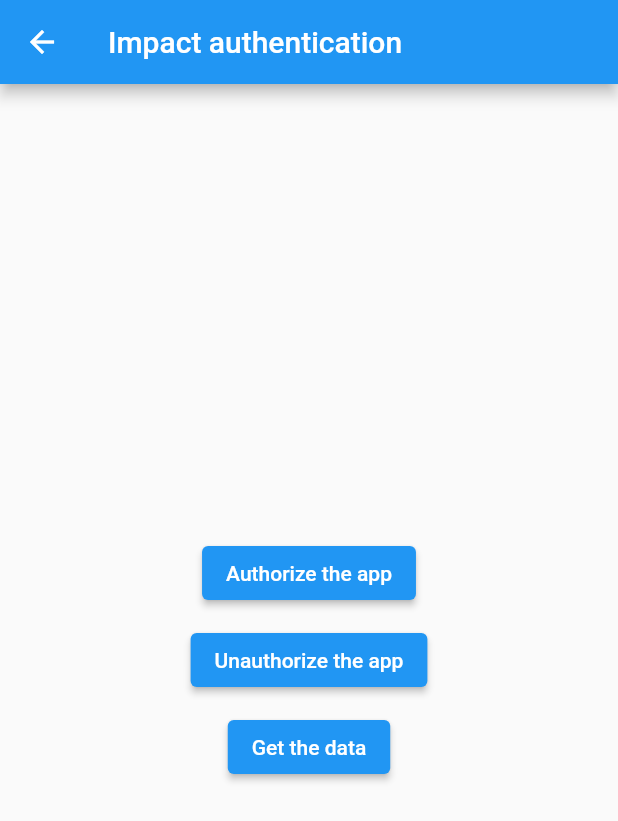
After one commit to MarichenK/Biomedical-Technologies, a Flutter app: the AuthImpact screen opened directly, after a tap on "Get the data", on a phone screen of 412 x 824 dp. The commit adds this screen. Shown: the top 821 px of the screen. Run offline on Flutter 3.47's test engine with Material 2 defaults, Android fonts, the phone set to English and light mode, and no system bars; our stand-ins replace dio, fl_chart, floor, flutter_login, google_nav_bar, jwt_decoder and 2 more; accounts and stored records are empty; generated files the repository leaves out were written again; network calls fail.

Commit message:
Div changes

```diff
--- /dev/null
+++ b/agri_fit/lib/screens/authenticationIMPACT.dart
@@ -0,0 +1,151 @@
+import 'dart:convert';
+import 'dart:io';
+
+import 'package:agri_fit/Utilities/Impact.dart';
+import 'package:flutter/material.dart';
+import 'package:http/http.dart' as http;
+import 'package:jwt_decoder/jwt_decoder.dart';
+import 'package:shared_preferences/shared_preferences.dart';
+import 'package:agri_fit/Database/Steps.dart';
+
+class AuthImpact extends StatelessWidget{
+  AuthImpact({Key? key}) : super(key: key);
+
+  static const routename = 'Impact';
+
+  @override
+  Widget build(BuildContext context) {
+    return Scaffold(
+      appBar: AppBar(
+        title: Text('Impact authentication'),
+      ),
+      body: Center(
+        child: Column(
+          mainAxisAlignment: MainAxisAlignment.center,
+          children: [
+            ElevatedButton(
+              onPressed: () async{
+                final result = await _authorize();
+                final message =
+                  result == 200 ? 'Request successful' : 'Request failed';
+                ScaffoldMessenger.of(context)
+                  ..removeCurrentSnackBar()
+                  ..showSnackBar(SnackBar(content: Text(message)));
+              },
+              child: Text('Authorize the app')),
+          SizedBox(height: 10),
+            ElevatedButton(
+              onPressed: () async{
+                final sp = await SharedPreferences.getInstance();
+                await sp.remove('access');
+                await sp.remove('refresh');
+                ScaffoldMessenger.of(context)
+                  ..removeCurrentSnackBar()
+                  ..showSnackBar(SnackBar(content: Text('Tokens have been deleted')));
+              },
+              child: Text('Unauthorize the app')),
+            SizedBox(height: 10,),
+            ElevatedButton(
+              onPressed: () async{
+                final result = await _requestData();
+                print(result);
+                final message =
+                  result == null ? 'Request failed' : 'Request successful';
+                ScaffoldMessenger.of(context)
+                  ..removeCurrentSnackBar()
+                  ..showSnackBar(SnackBar(content: Text(message)));
+              },
+              child: Text('Get the data')),
+          ],
+        ),
+      ),
+    );
+  }
+
+  //Obtain JWT token pair from IMPACT and store in sp
+  Future<int?> _authorize() async {
+    final url = Impact.baseUrl + Impact.tokenEndpoint;
+    final body = {'username': Impact.username, 'password': Impact.password};
+
+    //Get the response
+    print('Calling: $url');
+    final response = await http.post(Uri.parse(url), body: body);
+
+    //If 200, set the token
+    if (response.statusCode == 200) {
+      final decodedResponse = jsonDecode(response.body);
+      final sp = await SharedPreferences.getInstance();
+      sp.setString('access', decodedResponse['access']);
+      sp.setString('refresh', decodedResponse['refresh']);
+    }
+
+    //return the status code
+    return response.statusCode;
+  }
+
+   Future<List<Steps>?> _requestData() async {
+    //Initialize the result
+    List<Steps>? result;
+
+    //Get the stored access token (Note that this code does not work if the tokens are null)
+    final sp = await SharedPreferences.getInstance();
+    var access = sp.getString('access');
+
+    //If access token is expired, refresh it
+    if(JwtDecoder.isExpired(access!)){
+      await _refreshTokens();
+      access = sp.getString('access');
+    }//if
+
+    //Create the (representative) request
+    final day = DateTime.now();
+    final url = Impact.baseUrl + Impact.stepsEndpoint + Impact.patientUsername + '/day/$day/';
+    final headers = {HttpHeaders.authorizationHeader: 'Bearer $access'};
+
+    //Get the response
+    print('Calling: $url');
+    final response = await http.get(Uri.parse(url), headers: headers);
+
+    //if OK parse the response, otherwise return null
+    if (response.statusCode == 200) {
+      final decodedResponse = jsonDecode(response.body);
+      result = [];
+      for (var i = 0; i < decodedResponse['data']['data'].length; i++) {
+        result.add(Steps.fromJson(decodedResponse['data']['date'], decodedResponse['data']['data'][i]));
+      }//for
+    } //if
+    else{
+      result = null;
+    }//else
+
+    //Return the result
+    return result;
+
+  } //_requestData
+
+  //This method allows to obtain the JWT token pair from IMPACT and store it in SharedPreferences
+  Future<int> _refreshTokens() async {
+
+    //Create the request
+    final url = Impact.baseUrl + Impact.refreshEndpoint;
+    final sp = await SharedPreferences.getInstance();
+    final refresh = sp.getString('refresh');
+    final body = {'refresh': refresh};
+
+    //Get the respone
+    print('Calling: $url');
+    final response = await http.post(Uri.parse(url), body: body);
+
+    //If 200 set the tokens
+    if (response.statusCode == 200) {
+      final decodedResponse = jsonDecode(response.body);
+      final sp = await SharedPreferences.getInstance();
+      sp.setString('access', decodedResponse['access']);
+      sp.setString('refresh', decodedResponse['refresh']);
+    } //if
+
+    //Return just the status code
+    return response.statusCode;
+
+  } //_refreshTokens
+}
--- a/agri_fit/pubspec.yaml
+++ b/agri_fit/pubspec.yaml
@@ -23,6 +23,9 @@ dependencies:
   flutter_login: ^4.1.1
   cupertino_icons: ^1.0.2
 
+  dio: ^5.0.0
+  provider: ^6.0.5
+
 
 dev_dependencies:
   flutter_test:
```
Also changed, not shown: agri_fit/lib/Database/Steps.dart (+20 -0 lines), agri_fit/lib/Utilities/Impact.dart (+140 -2 lines), agri_fit/lib/Utilities/Providers.dart (added, +18 -0 lines), agri_fit/lib/Utilities/shared_preferences.dart (added, +72 -0 lines), agri_fit/lib/screens/profilePage.dart (+9 -1 lines), agri_fit/pubspec.lock.
